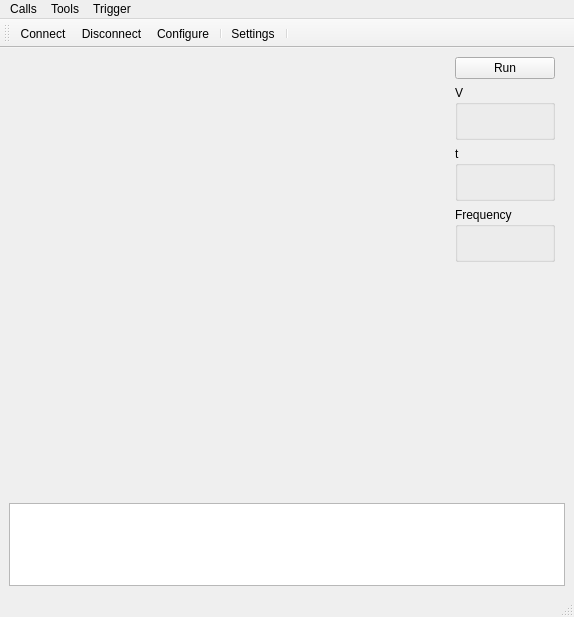
First picture: the form in mainwindow.ui, repository ns015/ardoscope, before the edit.
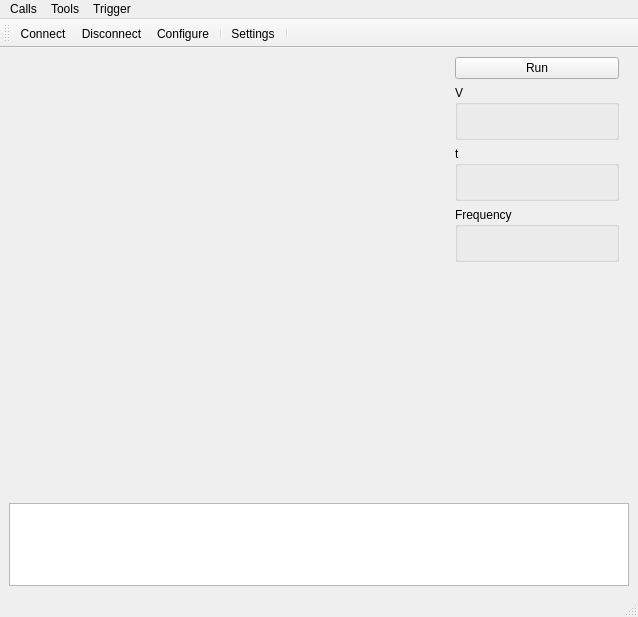
Second picture: the form after the edit. Icons and pictures are not drawn.

```diff
--- a/mainwindow.ui
+++ b/mainwindow.ui
@@ -6,7 +6,7 @@
    <rect>
     <x>0</x>
     <y>0</y>
-    <width>574</width>
+    <width>638</width>
     <height>617</height>
    </rect>
   </property>
@@ -126,9 +126,21 @@
           <property name="flat">
            <bool>false</bool>
           </property>
+          <property name="checkable">
+           <bool>false</bool>
+          </property>
+          <property name="checked">
+           <bool>false</bool>
+          </property>
           <layout class="QGridLayout" name="gridLayout">
            <item row="0" column="0">
             <widget class="QLabel" name="m_T">
+             <property name="minimumSize">
+              <size>
+               <width>140</width>
+               <height>0</height>
+              </size>
+             </property>
              <property name="text">
               <string/>
              </property>
@@ -193,7 +205,7 @@
     <rect>
      <x>0</x>
      <y>0</y>
-     <width>574</width>
+     <width>638</width>
      <height>22</height>
     </rect>
    </property>
```
